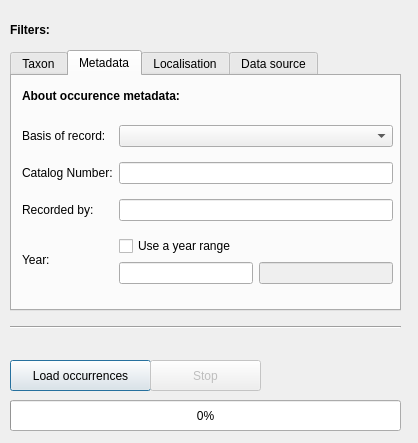
Old version of the form qgis_occurrences_dialog_base.ui in the repository BelgianBiodiversityPlatform/qgis-gbif-api.
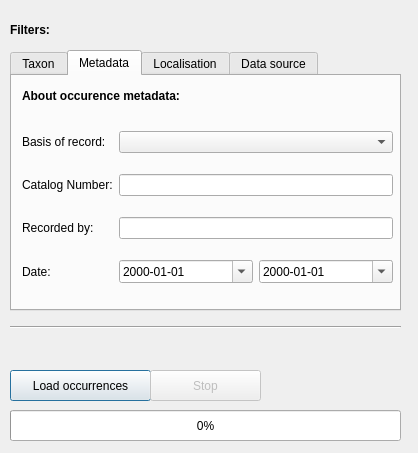
New version of the form. The open tabs and pages were chosen to show the change. Custom widgets are drawn as their Qt base class.

Commit message: add date widget, user has to choose between a range of date, same date if only one day required. Add tooltip on complicated field, with specific requirement.

Patch:
```diff
--- a/qgis_occurrences_dialog_base.ui
+++ b/qgis_occurrences_dialog_base.ui
@@ -7,7 +7,7 @@
     <x>0</x>
     <y>0</y>
     <width>418</width>
-    <height>443</height>
+    <height>453</height>
    </rect>
   </property>
   <property name="windowTitle">
@@ -17,7 +17,7 @@
    <property name="geometry">
     <rect>
      <x>10</x>
-     <y>400</y>
+     <y>410</y>
      <width>391</width>
      <height>31</height>
     </rect>
@@ -30,7 +30,7 @@
    <property name="geometry">
     <rect>
      <x>10</x>
-     <y>360</y>
+     <y>370</y>
      <width>141</width>
      <height>31</height>
     </rect>
@@ -104,7 +104,7 @@
    <property name="geometry">
     <rect>
      <x>150</x>
-     <y>360</y>
+     <y>370</y>
      <width>111</width>
      <height>31</height>
     </rect>
@@ -195,7 +195,7 @@
        <x>10</x>
        <y>40</y>
        <width>371</width>
-       <height>181</height>
+       <height>184</height>
       </rect>
      </property>
      <layout class="QGridLayout" name="gridLayout_4">
@@ -212,26 +212,32 @@
       <item row="3" column="0">
        <widget class="QLabel" name="yearLabel">
         <property name="text">
-         <string>Year:</string>
+         <string>Date:</string>
         </property>
        </widget>
       </item>
       <item row="3" column="2">
        <layout class="QGridLayout" name="gridLayout_2">
         <item row="0" column="0">
-         <widget class="QCheckBox" name="yearRangeBox">
-          <property name="text">
-           <string>Use a year range</string>
+         <widget class="QDateEdit" name="minDateEdit">
+          <property name="displayFormat">
+           <string>yyyy-MM-dd</string>
+          </property>
+          <property name="calendarPopup">
+           <bool>true</bool>
           </property>
          </widget>
         </item>
-        <item row="1" column="0">
-         <widget class="QLineEdit" name="minYearEdit"/>
-        </item>
-        <item row="1" column="1">
-         <widget class="QLineEdit" name="maxYearEdit">
+        <item row="0" column="1">
+         <widget class="QDateEdit" name="maxDateEdit">
           <property name="enabled">
-           <bool>false</bool>
+           <bool>true</bool>
+          </property>
+          <property name="displayFormat">
+           <string>yyyy-MM-dd</string>
+          </property>
+          <property name="calendarPopup">
+           <bool>true</bool>
           </property>
          </widget>
         </item>
@@ -481,6 +487,13 @@
    </widget>
   </widget>
  </widget>
+ <customwidgets>
+  <customwidget>
+   <class>QgsCheckableComboBox</class>
+   <extends>QComboBox</extends>
+   <header>qgscheckablecombobox.h</header>
+  </customwidget>
+ </customwidgets>
  <resources/>
  <connections/>
  <buttongroups>
```
Left out of the diff: 86 changed lines with no effect on the pictures. The commit also changes 3 other files.
